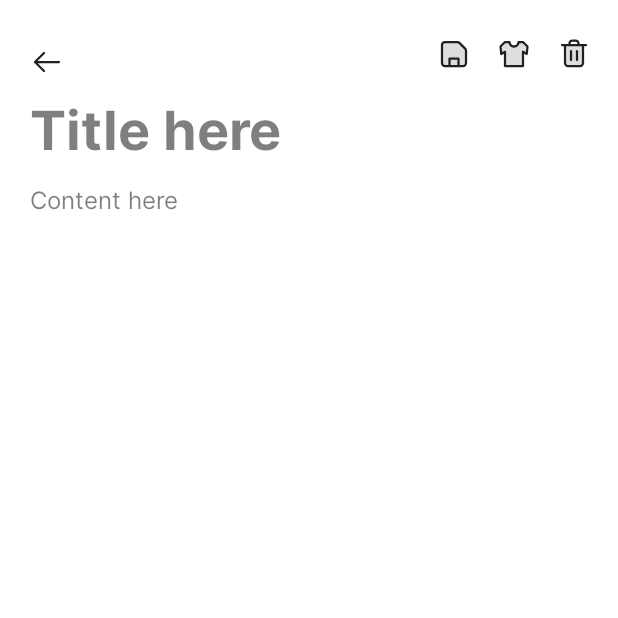
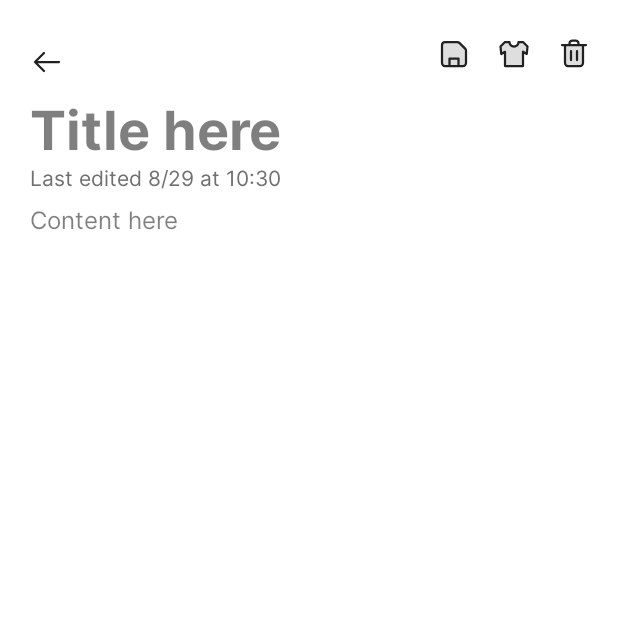
Before and after one commit to galaxygoldfish/compose, an Android app built with Jetpack Compose: the composable NoteEditorView called with empty values, on a phone screen of 412 x 824 dp, the top half of it. Run offline under Robolectric (Android 15) with nearby library versions, the light colour scheme and no system bars; our stand-ins replace Firebase (no records; nobody signed in at launch, a user with empty details on screens opened directly), accompanist, livedata-compose; 3 statements that could not run were skipped.

Commit message:
[Feature] Add last edited date to note editor

```diff
--- a/android/app/src/main/java/com/compose/app/android/view/NoteEditorView.kt
+++ b/android/app/src/main/java/com/compose/app/android/view/NoteEditorView.kt
@@ -17,6 +17,7 @@ import androidx.compose.material.MaterialTheme
 import androidx.compose.material.ModalBottomSheetLayout
 import androidx.compose.material.ModalBottomSheetValue
 import androidx.compose.material.Scaffold
+import androidx.compose.material.Text
 import androidx.compose.material.rememberModalBottomSheetState
 import androidx.compose.material.rememberScaffoldState
 import androidx.compose.runtime.Composable
@@ -27,6 +28,7 @@ import androidx.compose.ui.res.colorResource
 import androidx.compose.ui.res.painterResource
 import androidx.compose.ui.res.stringResource
 import androidx.compose.ui.unit.dp
+import androidx.compose.ui.unit.sp
 import androidx.navigation.NavController
 import com.compose.app.android.R
 import com.compose.app.android.components.ExperimentalTextOnlyTextField
@@ -178,16 +180,26 @@ fun NoteEditorView(
                         textFieldValue = titleTextValue.value,
                         hint = stringResource(id = R.string.note_editor_title_placeholder),
                         textStyle = MaterialTheme.typography.h2,
-                        modifier = Modifier.padding(start = 20.dp, top = 10.dp),
+                        modifier = Modifier.padding(start = 20.dp, top = 10.dp, end = 20.dp),
                         onValueChange = { newValue ->
                             titleTextValue.value = newValue
                         },
+                    )
+                    Text(
+                        text = String.format(
+                            stringResource(id = R.string.note_option_menu_last_edited),
+                            viewModel.getCurrentDate(),
+                            viewModel.getCurrentTime()
+                        ),
+                        color = colorResource(id = R.color.text_color_disabled),
+                        modifier = Modifier.padding(top = 2.dp, start = 20.dp),
+                        fontSize = 14.sp
                     )
                     ExperimentalTextOnlyTextField(
                         textFieldValue = contentTextValue.value,
                         hint = stringResource(id = R.string.note_editor_content_placeholder),
                         textStyle = MaterialTheme.typography.body2,
-                        modifier = Modifier.padding(start = 20.dp, top = 15.dp),
+                        modifier = Modifier.padding(start = 20.dp, top = 10.dp, end = 20.dp),
                         onValueChange = { newValue ->
                             contentTextValue.value = newValue
                         }
--- a/android/app/src/main/java/com/compose/app/android/viewmodel/NoteEditorViewModel.kt
+++ b/android/app/src/main/java/com/compose/app/android/viewmodel/NoteEditorViewModel.kt
@@ -36,7 +36,7 @@ class NoteEditorViewModel : ViewModel() {
                         selectedNoteColorCentral.value = (noteData["color"] as Long).toInt()
                         selectedNoteColorRes.value = NoteColorResourceIDs[
                                 NoteColorUniversalIDs.indexOf((noteData["color"] as Long).toInt())
-                            ]
+                        ]
                     }
                 }
             }
@@ -54,8 +54,8 @@ class NoteEditorViewModel : ViewModel() {
                 "title" to titleTextValue.value.text,
                 "content" to contentTextValue.value.text,
                 "color" to selectedNoteColorCentral.value!!,
-                "date" to """${calendar[Calendar.MONTH] + 1}/${calendar[Calendar.DATE]}""",
-                "time" to """${calendar[Calendar.HOUR]}:${editedMinute}"""
+                "date" to getCurrentDate(),
+                "time" to getCurrentTime()
             )
             FirebaseDocument().saveDocument(
                 noteDocumentMap,
@@ -69,4 +69,16 @@ class NoteEditorViewModel : ViewModel() {
         contentTextValue = mutableStateOf(TextFieldValue(""))
         titleTextValue = mutableStateOf(TextFieldValue(""))
     }
+
+    fun getCurrentDate() : String {
+        val calendar = Calendar.getInstance()
+        return """${calendar[Calendar.MONTH] + 1}/${calendar[Calendar.DATE]}"""
+    }
+
+    fun getCurrentTime() : String {
+        val calendar = Calendar.getInstance()
+        val calendarMinute = calendar[Calendar.MINUTE]
+        val editedMinute = if (calendarMinute.toString().length == 1) "0$calendarMinute" else calendarMinute
+        return """${calendar[Calendar.HOUR]}:${editedMinute}"""
+    }
 }
```
Also changed, not shown: android/app/src/main/java/com/compose/app/android/presentation/ComposeBaseActivity.kt (+8 -2 lines).
